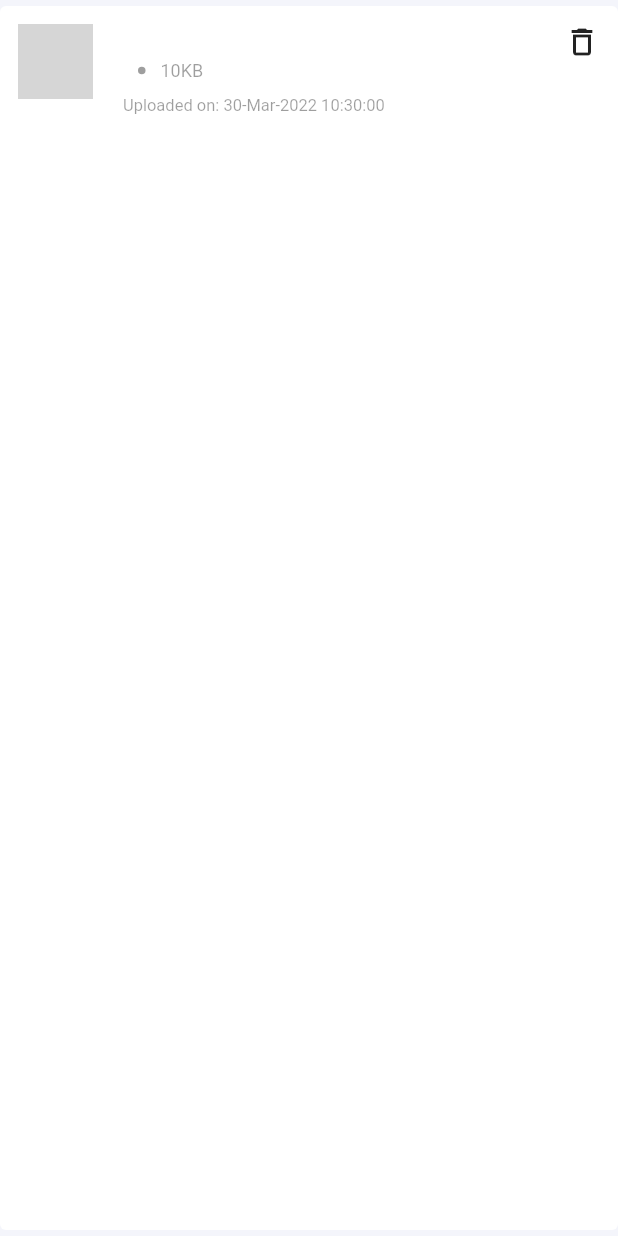
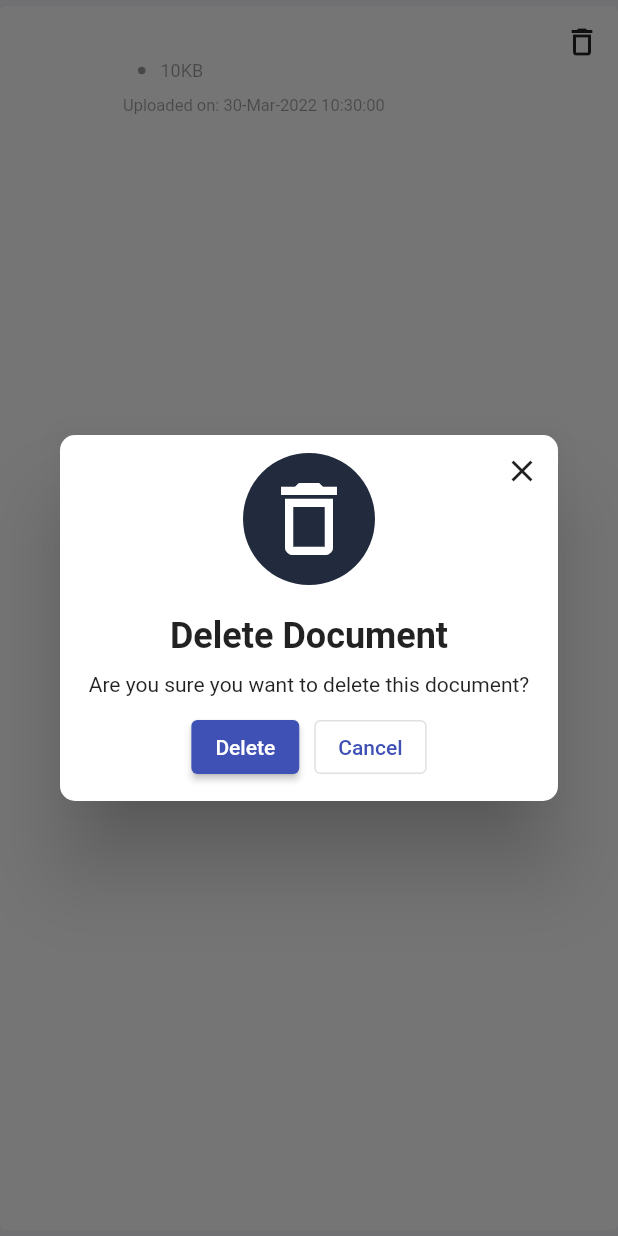
Before and after one commit to ShashankSMayya/my_health_app, a Flutter app: the DocumentCard widget shown alone on an empty page, opened directly with empty values, after a tap on the "delete outline" icon, on a phone screen of 412 x 824 dp. Run offline on Flutter 3.47's test engine with Material 2 defaults, Android fonts, the phone set to English and light mode, and no system bars; our stand-ins replace dartz, equatable, file_picker, flutter_mobx, gap, get_it and 5 more; missing offline and left inert: dart:ffi; accounts and stored records are empty; generated files the repository leaves out were written again; grey boxes are pictures that could not be loaded.

Commit message:
Added confirm dialog.

```diff
--- a/lib/presentation/screens/documents/document_card.dart
+++ b/lib/presentation/screens/documents/document_card.dart
@@ -4,6 +4,7 @@ import 'package:intl/intl.dart';
 import 'package:my_health_app/data/constants/enums.dart';
 import 'package:my_health_app/data/models/document_model.dart';
 import 'package:my_health_app/presentation/stores/documents_store.dart';
+import 'package:my_health_app/presentation/widgets/confirm_dialog.dart';
 import 'package:provider/provider.dart';
 
 class DocumentCard extends StatelessWidget {
@@ -12,8 +13,7 @@ class DocumentCard extends StatelessWidget {
   //This Key is used to identify the document key in Hive Box used for updating and deleting the document.
   final int docIndex;
 
-  const DocumentCard(
-      {Key? key, required this.document, required this.docIndex})
+  const DocumentCard({Key? key, required this.document, required this.docIndex})
       : super(key: key);
 
   @override
@@ -81,7 +81,22 @@ class DocumentCard extends StatelessWidget {
               size: 24,
             ),
             onTap: () async {
-              context.read<DocumentsStore>().deleteDocument(docIndex);
+              showDialog(
+                context: context,
+                builder: (_) => ConfirmDialog(
+                  title: 'Delete Document',
+                  icon: const Icon(
+                    Icons.delete_outline,
+                    size: 64,
+                    color: Colors.white,
+                  ),
+                  message: 'Are you sure you want to delete this document?',
+                  onConfirm: () async {
+                    context.read<DocumentsStore>().deleteDocument(docIndex);
+                    Navigator.of(context).pop();
+                  },
+                ),
+              );
             },
           ),
         ],
--- a/lib/presentation/theme/app_colors.dart
+++ b/lib/presentation/theme/app_colors.dart
@@ -6,4 +6,5 @@ class AppColors {
   static const Color primary = Color(0xFF0065CB);
   static const Color scaffoldBackground = Color(0xFFF4F5FB);
   static const Color readOnlyField = Color(0xFFC5D1DF);
+  static const Color dialogIconBackground = Color(0xFF222B3E);
 }
--- /dev/null
+++ b/lib/presentation/widgets/confirm_dialog.dart
@@ -0,0 +1,85 @@
+import 'package:flutter/cupertino.dart';
+import 'package:flutter/material.dart';
+import 'package:gap/gap.dart';
+import 'package:my_health_app/presentation/theme/app_colors.dart';
+
+class ConfirmDialog extends StatelessWidget {
+  final String title;
+  final String message;
+  final Icon icon;
+  final VoidCallback onConfirm;
+
+  const ConfirmDialog({
+    Key? key,
+    required this.title,
+    required this.message,
+    required this.icon,
+    required this.onConfirm,
+  }) : super(key: key);
+
+  @override
+  Widget build(BuildContext context) {
+    return Dialog(
+      shape: RoundedRectangleBorder(
+        borderRadius: BorderRadius.circular(10),
+      ),
+      child: Stack(
+        children: [
+          Padding(
+            padding: const EdgeInsets.all(12.0),
+            child: Column(
+              mainAxisSize: MainAxisSize.min,
+              children: [
+                Container(
+                  child:  Padding(
+                    padding: const EdgeInsets.all(12.0),
+                    child: icon
+                  ),
+                  decoration: const BoxDecoration(
+                      shape: BoxShape.circle,
+                      color: AppColors.dialogIconBackground),
+                ),
+                const Gap(20),
+                Text(
+                 title,
+                  style: Theme.of(context)
+                      .textTheme
+                      .headlineSmall
+                      ?.copyWith(fontWeight: FontWeight.bold),
+                ),
+                const Gap(10),
+                 Text(
+                  message,
+                  textAlign: TextAlign.center,
+                ),
+                const Gap(10),
+                Row(
+                  mainAxisAlignment: MainAxisAlignment.center,
+                  children: [
+                    ElevatedButton(
+                      onPressed: onConfirm,
+                      child: const Text('Delete'),
+                    ),
+                    const Gap(10),
+                    OutlinedButton(
+                      onPressed: () => Navigator.of(context).pop(),
+                      child: const Text('Cancel'),
+                    ),
+                  ],
+                )
+              ],
+            ),
+          ),
+          Positioned(
+            child: IconButton(
+              onPressed: () => Navigator.of(context).pop(),
+              icon: const Icon(Icons.clear),
+            ),
+            top: 0,
+            right: 0,
+          ),
+        ],
+      ),
+    );
+  }
+}
```
